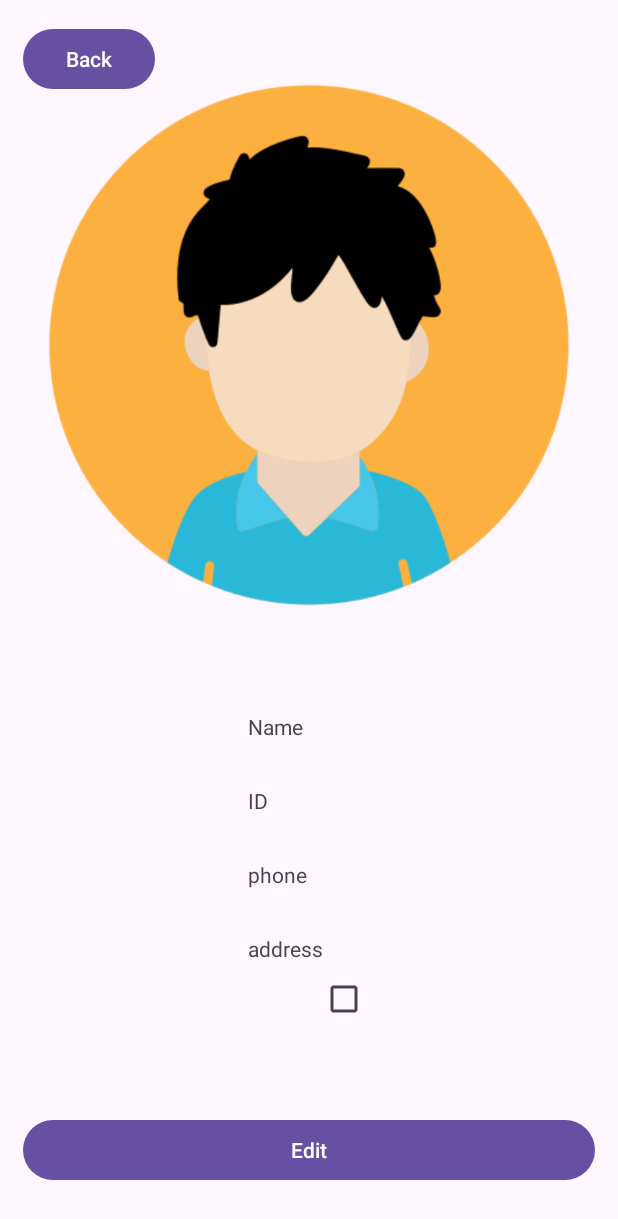
After one commit to nitzanh2000/Students-App-Colman, an Android app: the layout activity_student_details.xml on its own in the app's theme, with its tools: preview values and no code run, on a phone screen of 412 x 824 dp. The commit adds this screen. Shown: the top 1219 px of the screen. Run offline under Robolectric (Android 15) with nearby library versions, the phone set to English and light mode, and no system bars.

Commit message:
add activity student details

```diff
--- a/app/src/main/java/com/idz/colman24class1/AddStudentActivity.kt
+++ b/app/src/main/java/com/idz/colman24class1/AddStudentActivity.kt
@@ -35,7 +35,7 @@ class AddStudentActivity : AppCompatActivity() {
         }
 
         saveButton.setOnClickListener {
-            val student: Student = Student(nameEditText.text.toString(), idEditText.text.toString(), "", false)
+            val student: Student = Student(nameEditText.text.toString(), idEditText.text.toString(), "", "","", false)
             Model.shared.students.add(student)
             finish()
         }
--- /dev/null
+++ b/app/src/main/java/com/idz/colman24class1/StudentDetailsActivity.kt
@@ -0,0 +1,62 @@
+package com.idz.colman24class1
+
+import android.content.Intent
+import android.os.Bundle
+import android.widget.Button
+import android.widget.CheckBox
+import android.widget.TextView
+import androidx.activity.enableEdgeToEdge
+import androidx.appcompat.app.AppCompatActivity
+import androidx.core.view.ViewCompat
+import androidx.core.view.WindowInsetsCompat
+import com.idz.colman24class1.model.Model
+import com.idz.colman24class1.model.Student
+import com.idz.colman24class1.StudentsRecyclerViewActivity
+
+class StudentDetailsActivity : AppCompatActivity() {
+
+    override fun onCreate(savedInstanceState: Bundle?) {
+        super.onCreate(savedInstanceState)
+        enableEdgeToEdge()
+        setContentView(R.layout.activity_student_details)
+        ViewCompat.setOnApplyWindowInsetsListener(findViewById(R.id.main)) { v, insets ->
+            val systemBars = insets.getInsets(WindowInsetsCompat.Type.systemBars())
+            v.setPadding(systemBars.left, systemBars.top, systemBars.right, systemBars.bottom)
+            insets
+        }
+
+        val studentId = intent.getIntExtra("studentId", 0)
+        var currentStudent : Student? = null
+
+        studentId.let {
+            currentStudent = Model.shared.students.get(studentId)
+        }
+
+        print(currentStudent)
+
+        val nameText = findViewById<TextView>(R.id.student_details_name_text)
+        val idText = findViewById<TextView>(R.id.student_details_id_text)
+        val phoneText = findViewById<TextView>(R.id.student_details_phone_text)
+        val addressText = findViewById<TextView>(R.id.student_details_address_text)
+        val checkbox = findViewById<CheckBox>(R.id.student_details_checkbox)
+
+        nameText.text = currentStudent?.name
+        idText.text = currentStudent?.id
+        phoneText.text = currentStudent?.phoneNumber
+        addressText.text = currentStudent?.address
+        checkbox.isChecked = currentStudent?.isChecked ?: false
+
+        val backButton = findViewById<Button>(R.id.student_details_back_button)
+        val editButton = findViewById<Button>(R.id.student_details_edit_button)
+
+        backButton.setOnClickListener {
+            val intent = Intent(this, StudentsRecyclerViewActivity::class.java)
+            startActivity(intent)
+        }
+
+        editButton.setOnClickListener {
+            // todo - add edit logic
+        }
+
+    }
+}
--- a/app/src/main/java/com/idz/colman24class1/StudentsRecyclerViewActivity.kt
+++ b/app/src/main/java/com/idz/colman24class1/StudentsRecyclerViewActivity.kt
@@ -55,8 +55,20 @@ class StudentsRecyclerViewActivity : AppCompatActivity() {
         recyclerView.layoutManager = layoutManager
 
         val adapter = StudentsRecyclerAdapter(students)
+        val intent = Intent(this, StudentDetailsActivity::class.java)
+        adapter.listener = object : OnItemClickListener {
+            override fun onItemClick(position: Int) {
+                intent.putExtra("studentId", position)
+                startActivity(intent)
+            }
+
+            override fun onItemClick(student: Student?) {
+
+            }
+        }
 
         recyclerView.adapter = adapter
+
     }
 
     class StudentViewHolder(
--- /dev/null
+++ b/app/src/main/res/layout/activity_student_details.xml
@@ -0,0 +1,141 @@
+<?xml version="1.0" encoding="utf-8"?>
+<androidx.constraintlayout.widget.ConstraintLayout xmlns:android="http://schemas.android.com/apk/res/android"
+    xmlns:app="http://schemas.android.com/apk/res-auto"
+    xmlns:tools="http://schemas.android.com/tools"
+    android:id="@+id/main"
+    android:layout_width="match_parent"
+    android:layout_height="match_parent"
+    android:layout_margin="15dp"
+    tools:context=".StudentDetailsActivity">
+
+    <Button
+        android:id="@+id/student_details_back_button"
+        android:layout_width="0dp"
+        android:layout_height="wrap_content"
+        android:layout_marginStart="10dp"
+        android:layout_marginBottom="10dp"
+        android:text="Back"
+        tools:ignore="HardcodedText,MissingConstraints" />
+<!--    app:layout_constraintBottom_toTopOf="@+id/student_details_edit_button"-->
+<!--    app:layout_constraintStart_toStartOf="parent"-->
+
+    <ImageView
+        android:id="@+id/student_details_image"
+        android:layout_width="381dp"
+        android:layout_height="429dp"
+        app:layout_constraintEnd_toEndOf="parent"
+        app:layout_constraintHorizontal_bias="0.0"
+        app:layout_constraintStart_toStartOf="parent"
+        app:srcCompat="@drawable/avatar"
+        tools:layout_editor_absoluteY="204dp"
+        tools:ignore="MissingConstraints" />
+
+    <TextView
+        android:id="@+id/textView"
+        android:layout_width="wrap_content"
+        android:layout_height="wrap_content"
+        android:layout_marginStart="150dp"
+        android:layout_marginTop="30dp"
+        android:text="Name"
+        android:gravity="center"
+        app:layout_constraintStart_toStartOf="parent"
+        app:layout_constraintTop_toBottomOf="@+id/student_details_image" />
+
+    <TextView
+        android:id="@+id/student_details_name_text"
+        android:layout_width="0dp"
+        android:layout_height="wrap_content"
+        android:layout_marginStart="8dp"
+        android:layout_marginEnd="8dp"
+        android:ems="10"
+        android:inputType="text"
+        app:layout_constraintBaseline_toBaselineOf="@+id/textView"
+        app:layout_constraintEnd_toEndOf="parent"
+        app:layout_constraintStart_toEndOf="@+id/textView"
+        />
+
+    <TextView
+        android:id="@+id/textView2"
+        android:layout_width="wrap_content"
+        android:layout_height="wrap_content"
+        android:layout_marginTop="30dp"
+        android:text="ID"
+        app:layout_constraintStart_toStartOf="@+id/textView"
+        app:layout_constraintTop_toBottomOf="@+id/textView" />
+
+    <TextView
+        android:id="@+id/student_details_id_text"
+        android:layout_width="0dp"
+        android:layout_height="wrap_content"
+        android:layout_marginStart="8dp"
+        android:layout_marginEnd="8dp"
+        android:ems="10"
+        android:inputType="text"
+        app:layout_constraintBaseline_toBaselineOf="@+id/textView2"
+        app:layout_constraintEnd_toEndOf="parent"
+        app:layout_constraintStart_toEndOf="@+id/textView2" />
+
+    <TextView
+        android:id="@+id/textView3"
+        android:layout_width="wrap_content"
+        android:layout_height="wrap_content"
+        android:layout_marginTop="30dp"
+        android:text="phone"
+        app:layout_constraintStart_toStartOf="@+id/textView"
+        app:layout_constraintTop_toBottomOf="@+id/textView2" />
+
+    <TextView
+        android:id="@+id/student_details_phone_text"
+        android:layout_width="0dp"
+        android:layout_height="wrap_content"
+        android:layout_marginStart="8dp"
+        android:layout_marginEnd="8dp"
+        android:ems="10"
+        android:inputType="text"
+        app:layout_constraintBaseline_toBaselineOf="@+id/textView3"
+        app:layout_constraintEnd_toEndOf="parent"
+        app:layout_constraintStart_toEndOf="@+id/textView3" />
+
+
+    <TextView
+        android:id="@+id/textView4"
+        android:layout_width="wrap_content"
+        android:layout_height="wrap_content"
+        android:layout_marginTop="30dp"
+        android:text="address"
+        app:layout_constraintStart_toStartOf="@+id/textView"
+        app:layout_constraintTop_toBottomOf="@+id/textView3" />
+
+    <TextView
+        android:id="@+id/student_details_address_text"
+        android:layout_width="0dp"
+        android:layout_height="wrap_content"
+        android:layout_marginStart="8dp"
+        android:layout_marginEnd="8dp"
+        android:ems="10"
+        android:inputType="text"
+        app:layout_constraintBaseline_toBaselineOf="@+id/textView4"
+        app:layout_constraintEnd_toEndOf="parent"
+        app:layout_constraintStart_toEndOf="@+id/textView4" />
+
+    <CheckBox
+        android:id="@+id/student_details_checkbox"
+        android:layout_width="wrap_content"
+        android:layout_height="wrap_content"
+        android:ems="8"
+        app:layout_constraintStart_toStartOf="@+id/textView"
+        app:layout_constraintTop_toBottomOf="@+id/textView4" />
+
+    <Button
+        android:id="@+id/student_details_edit_button"
+        android:layout_width="0dp"
+        android:layout_height="wrap_content"
+        android:text="Edit"
+        app:layout_constraintBottom_toBottomOf="parent"
+        app:layout_constraintEnd_toEndOf="parent"
+        app:layout_constraintHorizontal_bias="0.0"
+        app:layout_constraintStart_toStartOf="parent"
+        app:layout_constraintTop_toTopOf="parent"
+        app:layout_constraintVertical_bias="0.976" />
+
+</androidx.constraintlayout.widget.ConstraintLayout>
```
